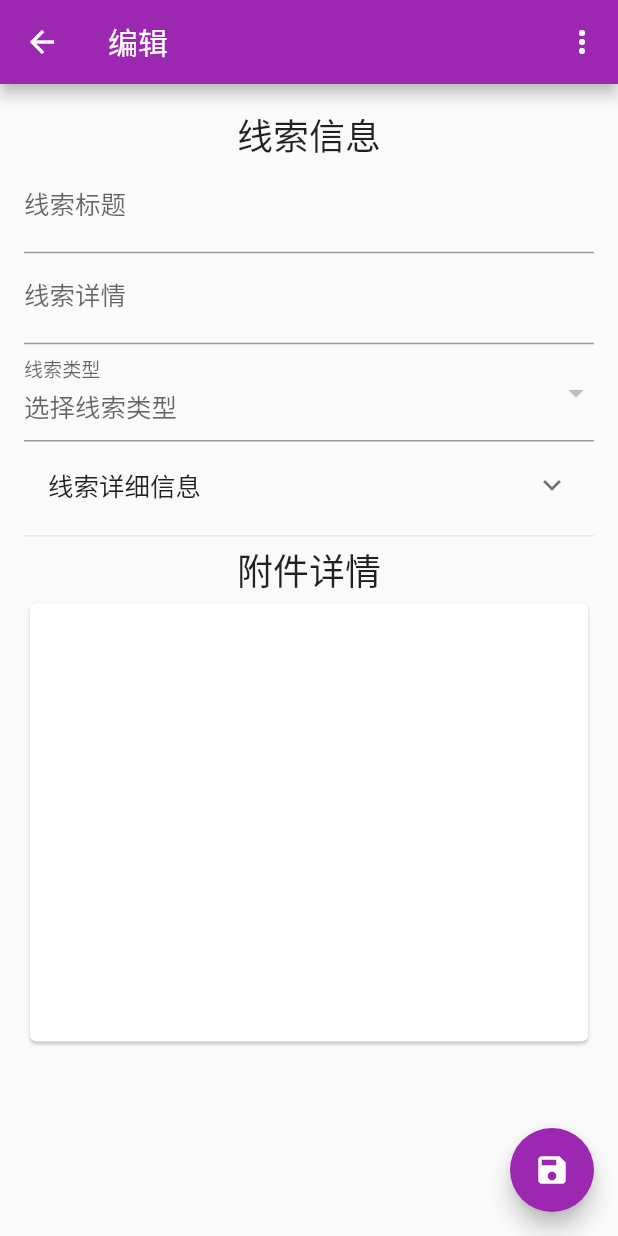
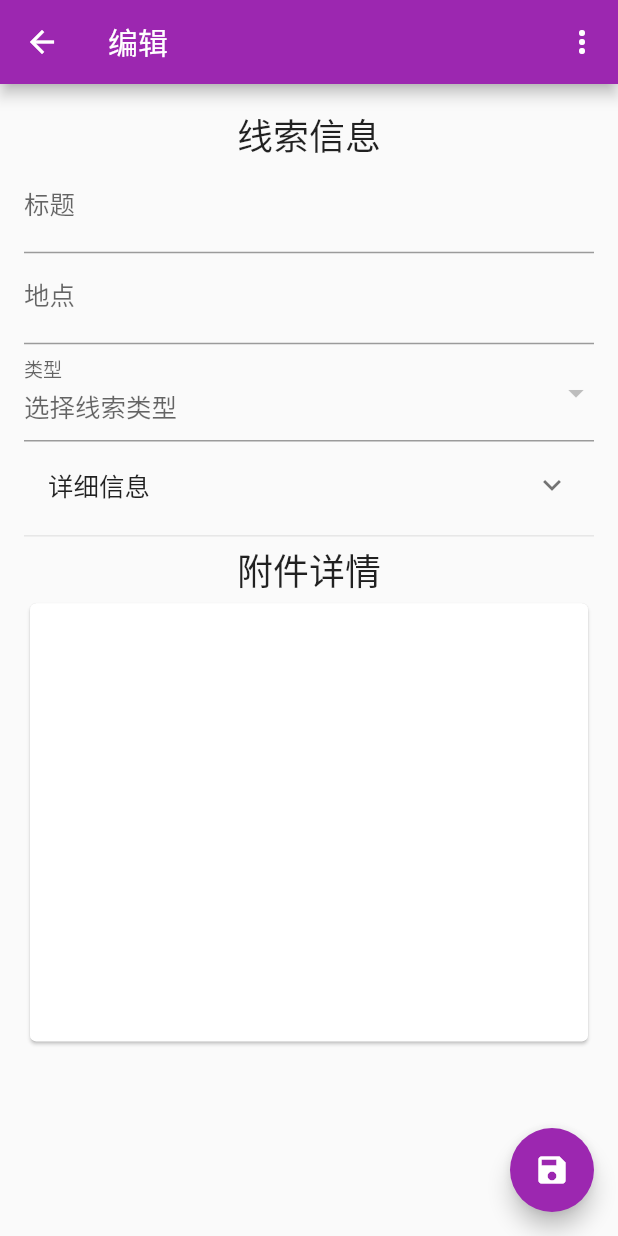
Before and after one commit to liudonghua123/jeecgboot_app, a Flutter app: the ClueFormPage screen opened directly with empty values, on a phone screen of 412 x 824 dp. Run offline on Flutter 3.47's test engine with Material 2 defaults, Android fonts, the phone set to English and light mode, and no system bars; drawn by our look-alikes of flutter_form_builder; our stand-ins replace audioplayers, dio, fancy_bottom_navigation, file_picker, flutter_redux, flutter_slidable and 5 more; missing offline and left inert: downloader, flutter_downloader, giffy_dialog, redux_logging, yaml_config; accounts and stored records are empty; generated files the repository leaves out were written again.

Commit message:
update xs form

```diff
--- a/lib/pages/clue_form_page.dart
+++ b/lib/pages/clue_form_page.dart
@@ -148,7 +148,7 @@ class _ClueFormPageState extends State<ClueFormPage> {
                 children: <Widget>[
                   FormBuilderTextField(
                     attribute: "xsbt",
-                    decoration: InputDecoration(labelText: "线索标题"),
+                    decoration: InputDecoration(labelText: "标题"),
                     initialValue: item.xsbt ?? '',
                     validators: [
                       FormBuilderValidators.required(),
@@ -156,17 +156,17 @@ class _ClueFormPageState extends State<ClueFormPage> {
                     ],
                   ),
                   FormBuilderTextField(
-                    attribute: "xsxq",
-                    decoration: InputDecoration(labelText: "线索详情"),
-                    initialValue: item.xsxq ?? '',
+                    attribute: "xsddmc",
+                    decoration: InputDecoration(labelText: "地点"),
+                    initialValue: item.xsddmc ?? '',
                     validators: [
                       FormBuilderValidators.required(),
-                      FormBuilderValidators.min(5),
+                      FormBuilderValidators.min(2),
                     ],
                   ),
                   FormBuilderDropdown(
                     attribute: "xslx",
-                    decoration: InputDecoration(labelText: "线索类型"),
+                    decoration: InputDecoration(labelText: "类型"),
                     initialValue: item.xslx,
                     hint: Text('选择线索类型'),
                     validators: [FormBuilderValidators.required()],
@@ -176,24 +176,30 @@ class _ClueFormPageState extends State<ClueFormPage> {
                         .toList(),
                     onChanged: _onChangeXslx,
                   ),
-                  showFjxx ? FormBuilderTextField(
-                    attribute: "fjxx",
-                    decoration: InputDecoration(labelText: "证件或者车牌号码"),
-                    initialValue: item.fjxx ?? '',
-                  ): Container(),
+                  showFjxx
+                      ? FormBuilderTextField(
+                          attribute: "fjxx",
+                          decoration: InputDecoration(labelText: "证件/车牌号"),
+                          initialValue: item.fjxx ?? '',
+                        )
+                      : Container(),
                   ExpansionTile(
-                    title: Text('线索详细信息'),
+                    title: Text('详细信息'),
                     children: <Widget>[
+                      FormBuilderTextField(
+                        attribute: "xsxq",
+                        decoration: InputDecoration(labelText: "详细信息"),
+                        initialValue: item.xsxq ?? '',
+                        validators: [
+                          //FormBuilderValidators.required(),
+                          //FormBuilderValidators.min(5),
+                        ],
+                      ),
                       FormBuilderTextField(
                         attribute: "xsddbh",
                         keyboardType: TextInputType.number,
                         decoration: InputDecoration(labelText: "地址编号"),
                         initialValue: item.xsddbh ?? '',
-                      ),
-                      FormBuilderTextField(
-                        attribute: "xsddmc",
-                        decoration: InputDecoration(labelText: "地址名称"),
-                        initialValue: item.xsddmc ?? '',
                       ),
                       FormBuilderDateTimePicker(
                         attribute: "cjsj",
@@ -224,7 +230,7 @@ class _ClueFormPageState extends State<ClueFormPage> {
                       FormBuilderTextField(
                         attribute: "swsjbh",
                         keyboardType: TextInputType.number,
-                        decoration: InputDecoration(labelText: "涉稳事件编号"),
+                        decoration: InputDecoration(labelText: "事件编号"),
                         initialValue: item.swsjbh ?? '',
                       ),
                       FormBuilderTextField(
```
